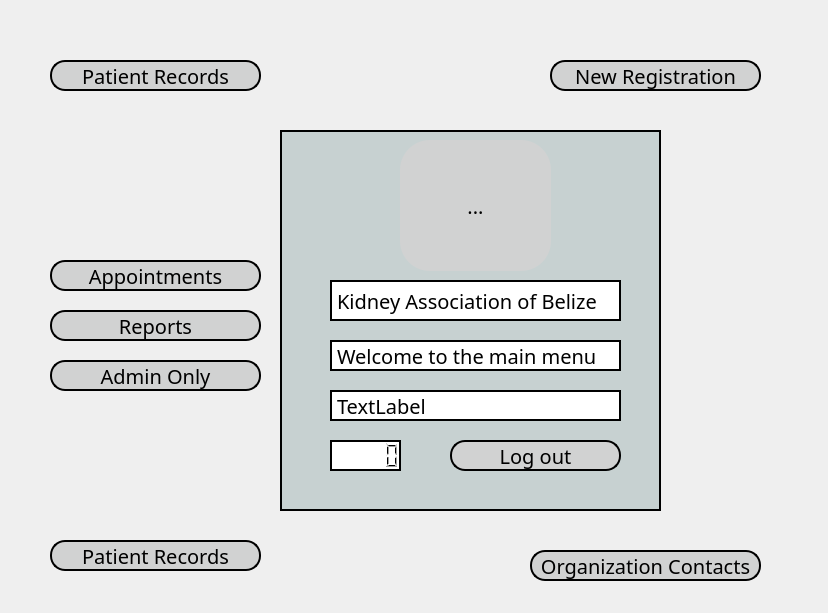
The window that MainMenu.ui (Lurothero/KidneyAssociation) describes before a commit, drawn with Qt 5.
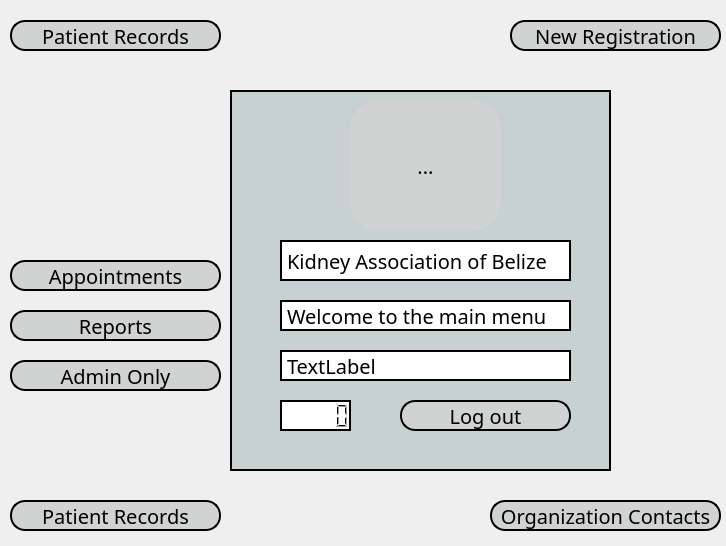
The same window after the commit. Icons and pictures are not drawn.

Diff of the .ui file:
```diff
--- a/MainMenu.ui
+++ b/MainMenu.ui
@@ -6,8 +6,8 @@
    <rect>
     <x>0</x>
     <y>0</y>
-    <width>828</width>
-    <height>613</height>
+    <width>726</width>
+    <height>546</height>
    </rect>
   </property>
   <property name="windowTitle">
@@ -60,8 +60,8 @@
   <widget class="QPushButton" name="registrationButton">
    <property name="geometry">
     <rect>
-     <x>550</x>
-     <y>60</y>
+     <x>510</x>
+     <y>20</y>
      <width>211</width>
      <height>31</height>
     </rect>
@@ -73,7 +73,7 @@
   <widget class="QPushButton" name="adminButton">
    <property name="geometry">
     <rect>
-     <x>50</x>
+     <x>10</x>
      <y>360</y>
      <width>211</width>
      <height>31</height>
@@ -86,8 +86,8 @@
   <widget class="QFrame" name="frame">
    <property name="geometry">
     <rect>
-     <x>280</x>
-     <y>130</y>
+     <x>230</x>
+     <y>90</y>
      <width>381</width>
      <height>381</height>
     </rect>
@@ -207,8 +207,8 @@
   <widget class="QPushButton" name="contactButton">
    <property name="geometry">
     <rect>
-     <x>530</x>
-     <y>550</y>
+     <x>490</x>
+     <y>500</y>
      <width>231</width>
      <height>31</height>
     </rect>
@@ -220,8 +220,8 @@
   <widget class="QPushButton" name="patientRecButton">
    <property name="geometry">
     <rect>
-     <x>50</x>
-     <y>60</y>
+     <x>10</x>
+     <y>20</y>
      <width>211</width>
      <height>31</height>
     </rect>
@@ -233,8 +233,8 @@
   <widget class="QPushButton" name="patientButton">
    <property name="geometry">
     <rect>
-     <x>50</x>
-     <y>540</y>
+     <x>10</x>
+     <y>500</y>
      <width>211</width>
      <height>31</height>
     </rect>
@@ -246,7 +246,7 @@
   <widget class="QPushButton" name="reportButton">
    <property name="geometry">
     <rect>
-     <x>50</x>
+     <x>10</x>
      <y>310</y>
      <width>211</width>
      <height>31</height>
@@ -259,7 +259,7 @@
   <widget class="QPushButton" name="AppointmentButton">
    <property name="geometry">
     <rect>
-     <x>50</x>
+     <x>10</x>
      <y>260</y>
      <width>211</width>
      <height>31</height>
```
